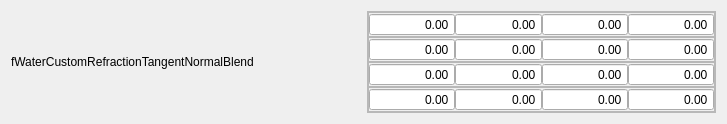
Above: gui/propertyUI/float4x4.ui from AsteriskAmpersand/Material-Editing before the change. Below: the same form after it.
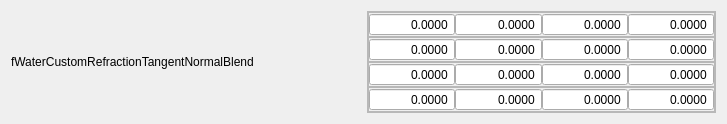
That is the form after the change.

The edit to the form file:
```diff
--- a/gui/propertyUI/float4x4.ui
+++ b/gui/propertyUI/float4x4.ui
@@ -89,6 +89,9 @@
            <property name="showGroupSeparator" stdset="0">
             <bool>false</bool>
            </property>
+           <property name="decimals">
+            <number>4</number>
+           </property>
            <property name="minimum">
             <double>-10000000000000000735758738477112498397576062152177456799245857901351759143802190202050679656153088.000000000000000</double>
            </property>
@@ -117,6 +120,9 @@
            <property name="showGroupSeparator" stdset="0">
             <bool>false</bool>
            </property>
+           <property name="decimals">
+            <number>4</number>
+           </property>
            <property name="minimum">
             <double>-10000000000000000735758738477112498397576062152177456799245857901351759143802190202050679656153088.000000000000000</double>
            </property>
@@ -145,6 +151,9 @@
            <property name="showGroupSeparator" stdset="0">
             <bool>false</bool>
            </property>
+           <property name="decimals">
+            <number>4</number>
+           </property>
            <property name="minimum">
             <double>-10000000000000000735758738477112498397576062152177456799245857901351759143802190202050679656153088.000000000000000</double>
            </property>
@@ -173,6 +182,9 @@
            <property name="showGroupSeparator" stdset="0">
             <bool>false</bool>
            </property>
+           <property name="decimals">
+            <number>4</number>
+           </property>
            <property name="minimum">
             <double>-10000000000000000735758738477112498397576062152177456799245857901351759143802190202050679656153088.000000000000000</double>
            </property>
@@ -228,6 +240,9 @@
            <property name="showGroupSeparator" stdset="0">
             <bool>false</bool>
            </property>
+           <property name="decimals">
+            <number>4</number>
+           </property>
            <property name="minimum">
             <double>-10000000000000000735758738477112498397576062152177456799245857901351759143802190202050679656153088.000000000000000</double>
            </property>
@@ -256,6 +271,9 @@
            <property name="showGroupSeparator" stdset="0">
             <bool>false</bool>
            </property>
+           <property name="decimals">
+            <number>4</number>
+           </property>
            <property name="minimum">
             <double>-10000000000000000735758738477112498397576062152177456799245857901351759143802190202050679656153088.000000000000000</double>
            </property>
@@ -284,6 +302,9 @@
            <property name="showGroupSeparator" stdset="0">
             <bool>false</bool>
            </property>
+           <property name="decimals">
+            <number>4</number>
+           </property>
            <property name="minimum">
             <double>-10000000000000000735758738477112498397576062152177456799245857901351759143802190202050679656153088.000000000000000</double>
            </property>
@@ -312,6 +333,9 @@
            <property name="showGroupSeparator" stdset="0">
             <bool>false</bool>
            </property>
+           <property name="decimals">
+            <number>4</number>
+           </property>
            <property name="minimum">
             <double>-10000000000000000735758738477112498397576062152177456799245857901351759143802190202050679656153088.000000000000000</double>
            </property>
@@ -367,6 +391,9 @@
            <property name="showGroupSeparator" stdset="0">
             <bool>false</bool>
            </property>
+           <property name="decimals">
+            <number>4</number>
+           </property>
            <property name="minimum">
             <double>-10000000000000000735758738477112498397576062152177456799245857901351759143802190202050679656153088.000000000000000</double>
            </property>
@@ -395,6 +422,9 @@
            <property name="showGroupSeparator" stdset="0">
             <bool>false</bool>
            </property>
+           <property name="decimals">
+            <number>4</number>
+           </property>
            <property name="minimum">
             <double>-10000000000000000735758738477112498397576062152177456799245857901351759143802190202050679656153088.000000000000000</double>
            </property>
@@ -423,6 +453,9 @@
            <property name="showGroupSeparator" stdset="0">
             <bool>false</bool>
            </property>
+           <property name="decimals">
+            <number>4</number>
+           </property>
            <property name="minimum">
             <double>-10000000000000000735758738477112498397576062152177456799245857901351759143802190202050679656153088.000000000000000</double>
            </property>
@@ -451,6 +484,9 @@
            <property name="showGroupSeparator" stdset="0">
             <bool>false</bool>
            </property>
+           <property name="decimals">
+            <number>4</number>
+           </property>
            <property name="minimum">
             <double>-10000000000000000735758738477112498397576062152177456799245857901351759143802190202050679656153088.000000000000000</double>
            </property>
@@ -506,6 +542,9 @@
            <property name="showGroupSeparator" stdset="0">
             <bool>false</bool>
            </property>
+           <property name="decimals">
+            <number>4</number>
+           </property>
            <property name="minimum">
             <double>-10000000000000000735758738477112498397576062152177456799245857901351759143802190202050679656153088.000000000000000</double>
            </property>
@@ -534,6 +573,9 @@
            <property name="showGroupSeparator" stdset="0">
             <bool>false</bool>
            </property>
+           <property name="decimals">
+            <number>4</number>
+           </property>
            <property name="minimum">
             <double>-10000000000000000735758738477112498397576062152177456799245857901351759143802190202050679656153088.000000000000000</double>
            </property>
@@ -562,6 +604,9 @@
            <property name="showGroupSeparator" stdset="0">
             <bool>false</bool>
            </property>
+           <property name="decimals">
+            <number>4</number>
+           </property>
            <property name="minimum">
             <double>-10000000000000000735758738477112498397576062152177456799245857901351759143802190202050679656153088.000000000000000</double>
            </property>
@@ -590,6 +635,9 @@
            <property name="showGroupSeparator" stdset="0">
             <bool>false</bool>
            </property>
+           <property name="decimals">
+            <number>4</number>
+           </property>
            <property name="minimum">
             <double>-10000000000000000735758738477112498397576062152177456799245857901351759143802190202050679656153088.000000000000000</double>
            </property>
```
